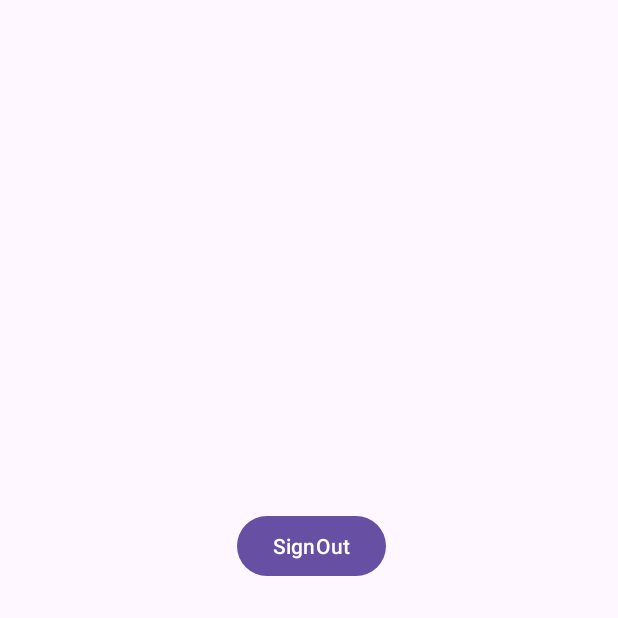
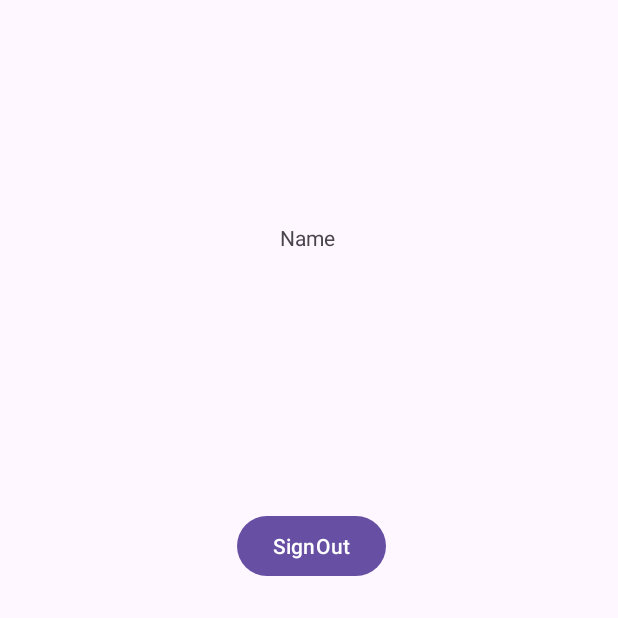
Before and after one commit to holycan201/Sospel-Apk, an Android app: the screen it shows after launch (MainActivity2), after a tap on "SignIn", on a phone screen of 412 x 824 dp, the top half of it. Run offline under Robolectric (Android 15) with nearby library versions, the phone set to English and light mode, and no system bars.

```diff
--- a/app/src/main/java/com/holycan/myapplication/MainActivity2.java
+++ b/app/src/main/java/com/holycan/myapplication/MainActivity2.java
@@ -31,7 +31,7 @@ public class MainActivity2 extends AppCompatActivity {
 
         if(b!=null)
         {
-            String j =(String) b.get("usernm");
+            String j =(String) b.get("username");
             tvUsername.setText(j);
         }
 
```
Also changed, not shown: app/src/main/java/com/holycan/myapplication/MainActivity.java (line endings or trailing spaces).
